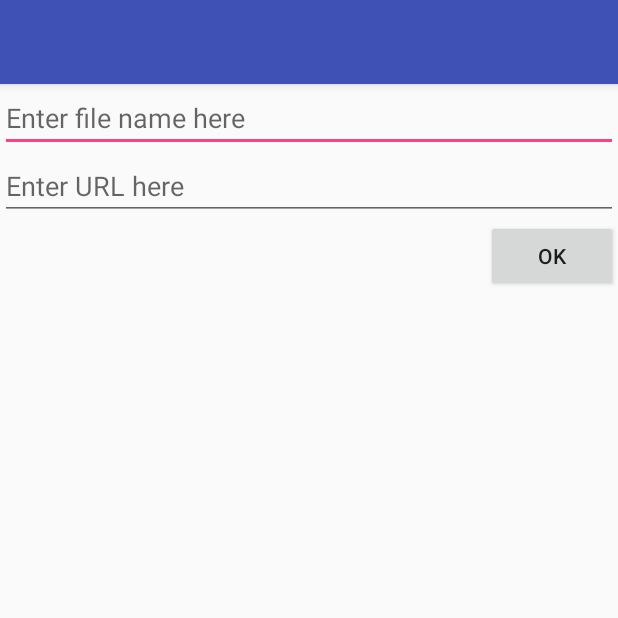
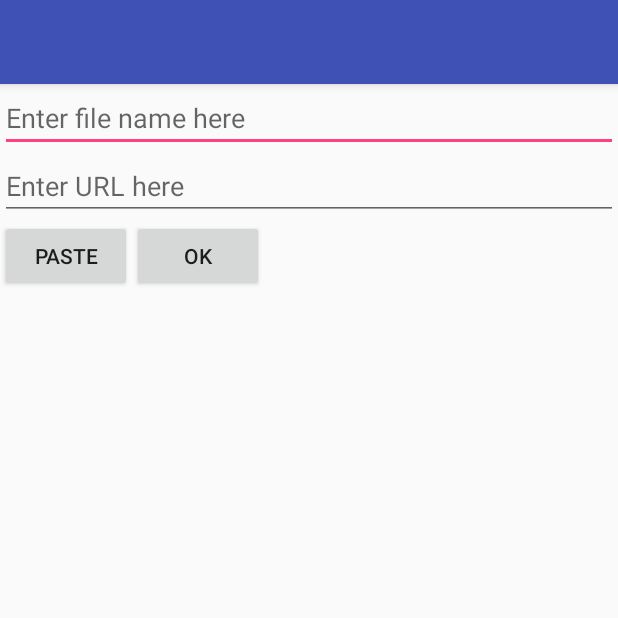
Before and after one commit to Chen-Yufeng/Multiget2, an Android app: the add screen opened directly, with no data from a screen before it, on a phone screen of 412 x 824 dp, the top half of it. Run offline under Robolectric (Android 15) with nearby library versions, the phone set to English and light mode, and no system bars.

Commit message:
简单的监听剪贴板

```diff
--- a/app/src/main/AndroidManifest.xml
+++ b/app/src/main/AndroidManifest.xml
@@ -5,7 +5,7 @@
     <uses-permission android:name="android.permission.INTERNET"/>
     <uses-permission android:name="android.permission.WRITE_EXTERNAL_STORAGE"/>
     <uses-permission android:name="android.permission.READ_EXTERNAL_STORAGE"/>
-
+    <uses-permission android:name="android.permission.MOUNT_UNMOUNT_FILESYSTEMS" />
     <application
         android:allowBackup="true"
         android:icon="@mipmap/ic_launcher"
--- a/app/src/main/java/com/example/multiget/MainActivity.java
+++ b/app/src/main/java/com/example/multiget/MainActivity.java
@@ -2,6 +2,7 @@ package com.example.multiget;
 
 import android.app.Notification;
 import android.content.BroadcastReceiver;
+import android.content.ClipboardManager;
 import android.content.Context;
 import android.content.Intent;
 import android.content.IntentFilter;
--- a/app/src/main/java/com/example/multiget/add.java
+++ b/app/src/main/java/com/example/multiget/add.java
@@ -1,5 +1,7 @@
 package com.example.multiget;
 
+import android.content.ClipboardManager;
+import android.content.Context;
 import android.content.Intent;
 import android.os.Bundle;
 import android.os.Handler;
@@ -36,6 +38,15 @@ public class add extends AppCompatActivity{
         final EditText etName = (EditText)findViewById(R.id.back_fileName);
         final EditText etUrl=(EditText)findViewById(R.id.back_url);
         Button button = (Button)findViewById(R.id.back_fileinfo);
+        Button btPaste = (Button)findViewById(R.id.paste);
+        btPaste.setOnClickListener(new View.OnClickListener(){
+            @Override
+            public void onClick(View view) {
+                ClipboardManager plaster  = (ClipboardManager) add.this.getSystemService(Context.CLIPBOARD_SERVICE);
+                String content=plaster.getText().toString().trim();
+                etUrl.setText(content);
+            }
+        });
         button.setOnClickListener(new View.OnClickListener(){
             @Override
             public void onClick(View view) {
--- a/app/src/main/res/layout/add.xml
+++ b/app/src/main/res/layout/add.xml
@@ -14,7 +14,15 @@
         android:layout_width="match_parent"
         android:layout_height="wrap_content"
         android:hint="Enter URL here"/>
-
+<LinearLayout
+    android:layout_width="match_parent"
+    android:layout_height="wrap_content"
+    android:orientation="horizontal">
+    <Button
+        android:id="@+id/paste"
+        android:text="paste"
+        android:layout_width="wrap_content"
+        android:layout_height="wrap_content" />
     <Button
         android:id="@+id/back_fileinfo"
         android:layout_width="wrap_content"
@@ -23,3 +31,5 @@
         android:text="OK"/>
 
 </LinearLayout>
+
+</LinearLayout>
```
